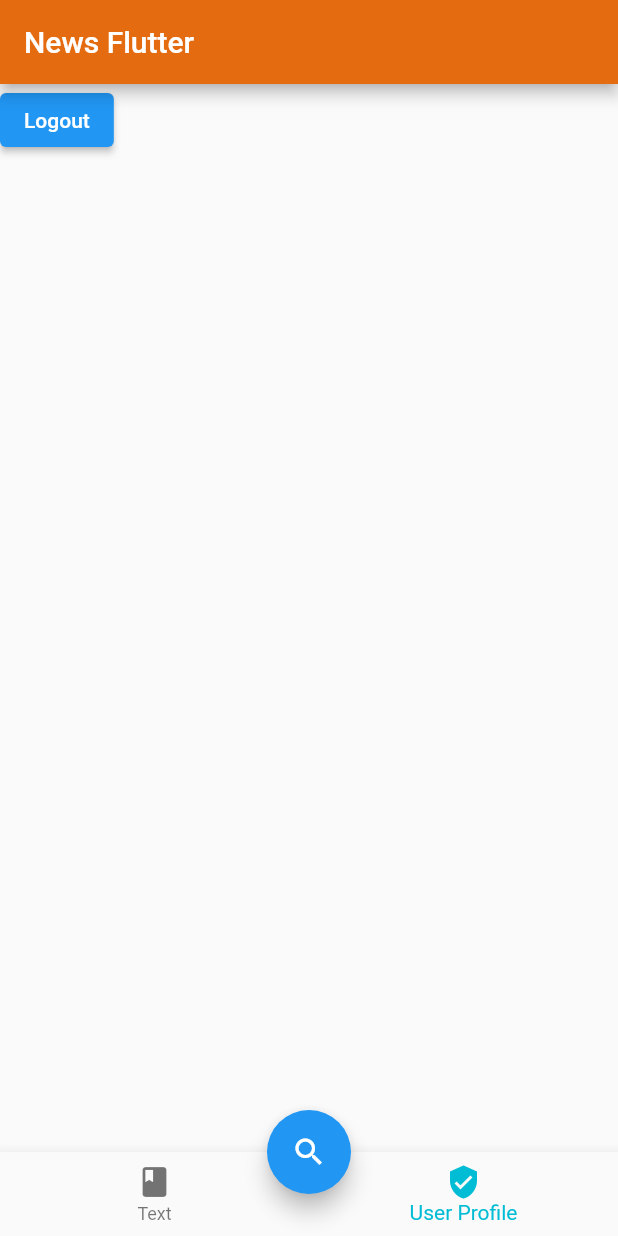
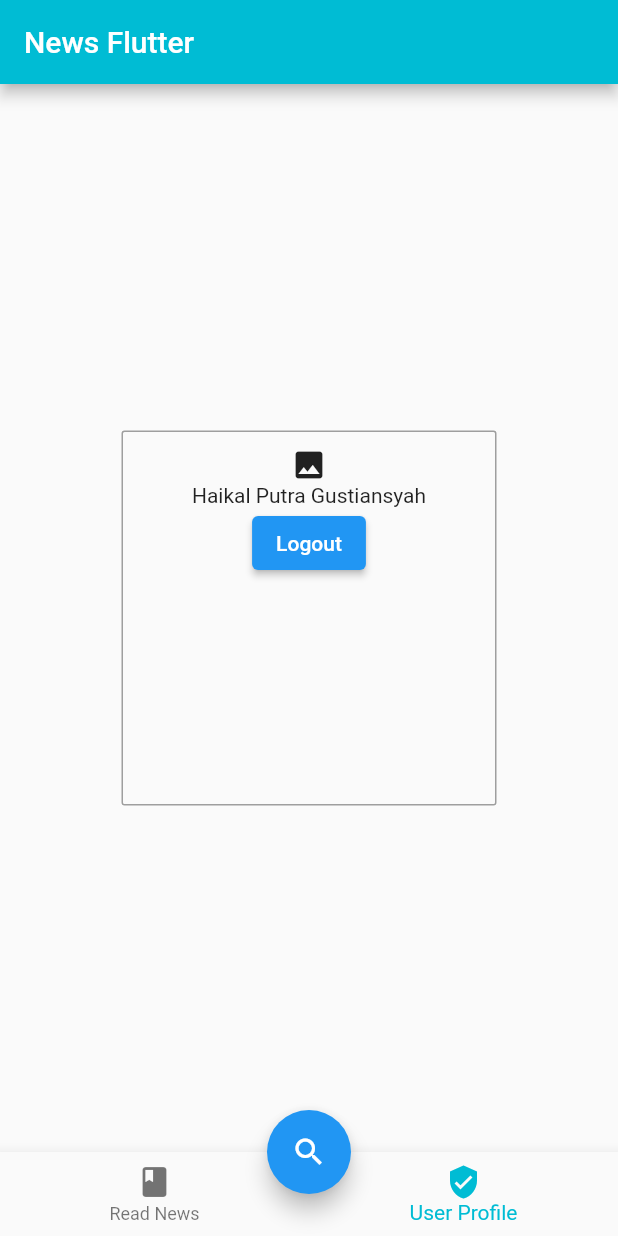
Before and after one commit to HaikalPWPB/flutter-news, a Flutter app: the HomeScreen screen opened directly, item 2 of the bottom bar chosen, on a phone screen of 412 x 824 dp. Run offline on Flutter 3.47's test engine with Material 2 defaults, Android fonts, the phone set to English and light mode, and no system bars; our stand-ins replace flutter_html, shared_preferences; missing offline and left inert: dart:html, flappy_search_bar; accounts and stored records are empty; network calls fail.

Commit message:
Ngerapiin news list & detail news

```diff
--- a/lib/network/api.dart
+++ b/lib/network/api.dart
@@ -3,7 +3,7 @@ import 'package:http/http.dart' as http;
 import 'package:shared_preferences/shared_preferences.dart';
 
 class Network{
-  final String _url = 'http://192.168.100.165:8000/api/v1';
+  final String _url = 'http://192.168.11.40:8000/api/v1';
 
   var token;
 
--- a/lib/screen/home.dart
+++ b/lib/screen/home.dart
@@ -9,7 +9,7 @@ import 'package:news/screen/news.dart';
 import 'package:news/screen/search.dart';
 
 Future _getNews() async {
-  var response = await http.get(Uri.parse('http://192.168.100.165:8000/api/v1/news'));
+  var response = await http.get(Uri.parse('http://192.168.11.40:8000/api/v1/news'));
   var jsonData = jsonDecode(response.body);
   List<News> news = [];
 
@@ -40,7 +40,7 @@ class _HomeScreenState extends State<HomeScreen> {
 
   final List<Widget> _children = [
       Container(
-        child: Card(
+        margin: EdgeInsets.all(10),
         child: FutureBuilder(
           future: _getNews(),
           builder: (context, snapshot) {
@@ -52,7 +52,9 @@ class _HomeScreenState extends State<HomeScreen> {
               return ListView.builder(
                 itemCount: snapshot.data.length,
                 itemBuilder: (context, i) {
-                    return ListTile(
+                  return Card(
+                    margin: EdgeInsets.only(top: 5.0),
+                    child: ListTile(
                       title: Text(snapshot.data[i].title),
                       subtitle: Text(snapshot.data[i].createdAt),
                       onTap: () {
@@ -63,17 +65,29 @@ class _HomeScreenState extends State<HomeScreen> {
                           ))
                         );
                       },
+                    )
                   );
                 },
               );
             }
           },
         ),
-        )
       ),
-    Container(
+      Center(
+        child: Container(
+          height: 250.0,
+          width: 250.0,
+          padding: EdgeInsets.all(10.0),
+          decoration: BoxDecoration(
+            borderRadius: BorderRadius.circular(2.0),
+            border: Border.all(color: Colors.grey)
+          ),
           child: Column(
             children: [
+              Icon(Icons.image),
+              Text(
+                'Haikal Putra Gustiansyah'
+              ),
               // Card(
               //   child: FutureBuilder(
               //     future: _getUser(),
@@ -98,6 +112,7 @@ class _HomeScreenState extends State<HomeScreen> {
             ],
           )
         ),
+      )
   ];
 
   @override
@@ -119,7 +134,7 @@ class _HomeScreenState extends State<HomeScreen> {
     return Scaffold(
       appBar: AppBar(
         title: Text('News Flutter'),
-        backgroundColor: Color(0xffe46b10),
+        backgroundColor: Colors.cyan,
       ),
       body: _children[_currentIndex],
       bottomNavigationBar: BottomNavigationBar(
@@ -129,7 +144,7 @@ class _HomeScreenState extends State<HomeScreen> {
         items: <BottomNavigationBarItem>[
           BottomNavigationBarItem(
             icon: Icon(Icons.book),
-            label: 'Text',
+            label: 'Read News',
           ),
           BottomNavigationBarItem(
             icon: Icon(Icons.verified_user),
--- a/lib/screen/search.dart
+++ b/lib/screen/search.dart
@@ -1,5 +1,10 @@
+import 'dart:convert';
+import 'dart:html';
 import 'package:flutter/material.dart';
 import 'package:flappy_search_bar/flappy_search_bar.dart';
+import 'package:news/model/News.dart';
+import 'package:http/http.dart' as http;
+import 'package:news/screen/news.dart';
 
 class SearchScreen extends StatefulWidget {
   @override
@@ -7,6 +12,28 @@ class SearchScreen extends StatefulWidget {
 }
 
 class SearchScreenState extends State<SearchScreen> {
+  final SearchBarController<News> _searchBarController = SearchBarController();
+  bool _isReplay = false;
+
+  Future<List<News>> _getNews(String keyword) async {
+    // Post text to laravel api
+    var response = await http.post(
+          Uri.parse('http://192.168.11.40:8000/api/v1/news/search'),
+          body: jsonEncode({
+            'keyword': keyword
+          })
+        );
+    var jsonData = jsonDecode(response.body);
+    List<News> news = [];
+
+    for(var a in jsonData) {
+      News post = News(a['title'], a['content'], a['created_at'], a['updated_at']);
+      news.add(post);
+    }
+    print(news.length);
+    return news;
+  }
+
   @override
   Widget build(BuildContext context) {
     return Scaffold(
@@ -19,6 +46,22 @@ class SearchScreenState extends State<SearchScreen> {
             listPadding: EdgeInsets.symmetric(horizontal: 10),
             placeHolder: Text('Search by title...'),
             cancellationWidget: Icon(Icons.cancel),
+            searchBarController: _searchBarController,
+            onSearch: _getNews,
+            onItemFound: (News news, int index) {
+              return Container(
+                child: ListTile(
+                  title: Text(news.title),
+                  subtitle: Text(news.createdAt),
+                  onTap: () {
+                    Navigator.push(
+                      context,
+                      MaterialPageRoute(builder: (context) => NewsScreen(news.title, news.createdAt, news.content))
+                    );
+                  },
+                ),
+              );
+            }
           ),
         ),
       ),
```
Also changed, not shown: lib/screen/news.dart (+8 -0 lines). Lines whose indentation alone changed are shown as unchanged.
